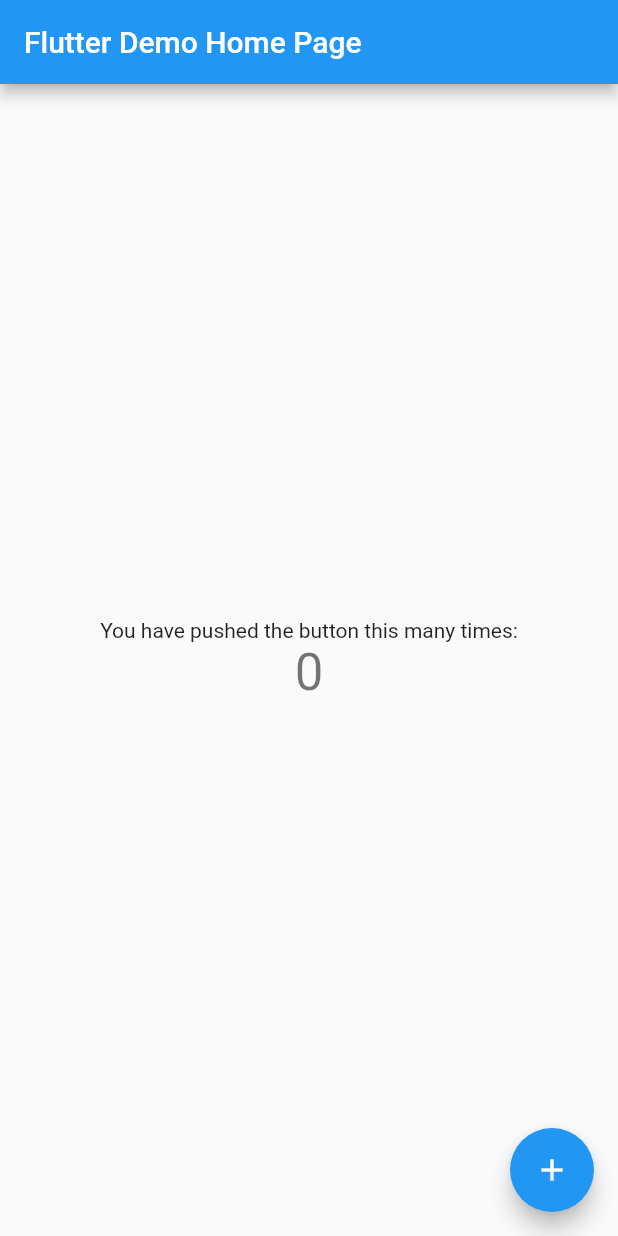
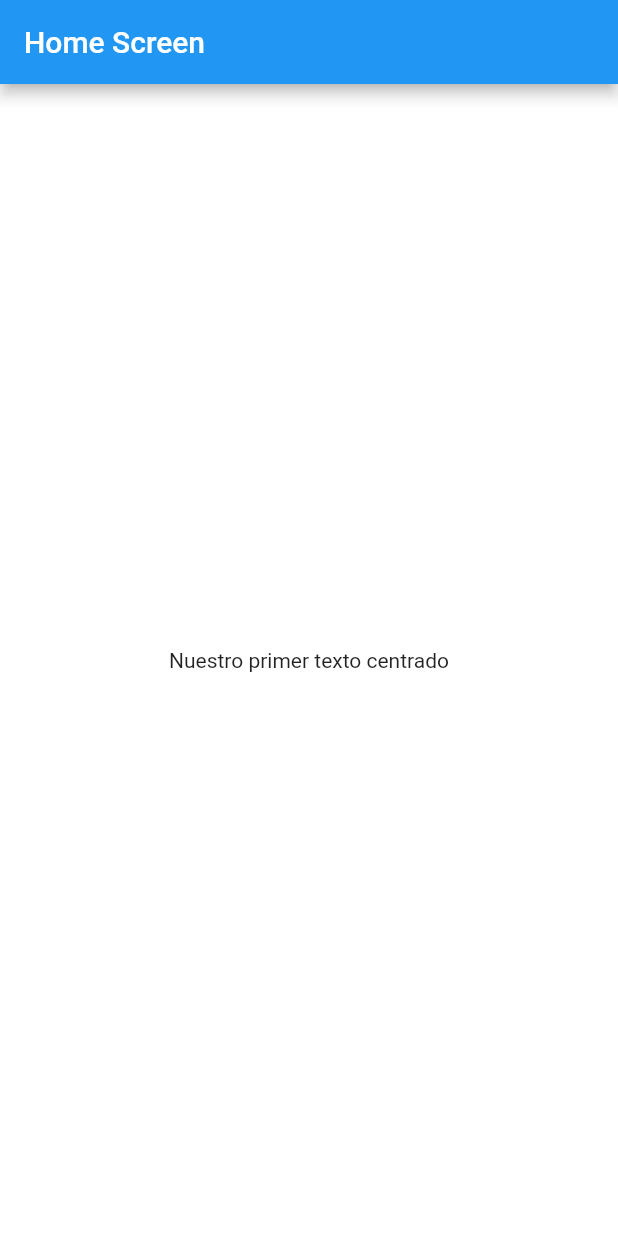
Before and after one commit to Kevinrodriguez-04/project_flutter_prueba, a Flutter app: the screen it shows after launch, on a phone screen of 412 x 824 dp. Run offline on Flutter 3.47's test engine with Material 2 defaults, Android fonts, the phone set to English and light mode, and no system bars.

Commit message:
Nuevo Home Screen

```diff
--- /dev/null
+++ b/flutter_application_1/lib/Screen/home_screen.dart
@@ -0,0 +1,24 @@
+
+import 'package:flutter/material.dart';
+
+class HomeScreen extends StatelessWidget{
+  const HomeScreen({Key? key}) : super(key: key);
+
+
+
+  @override
+  Widget build(BuildContext context) {
+    return Scaffold(
+    backgroundColor: Color.fromARGB(255, 255, 255, 255),
+    appBar: AppBar(
+      title: const Text('Home Screen'),
+    ),
+    body: const Center(
+    child: Text('Nuestro primer texto centrado'),
+  ),
+      );
+    // TODO: implement build
+
+  }
+
+}
--- /dev/null
+++ b/flutter_application_1/lib/Untitled-2.dart
@@ -0,0 +1,49 @@
+import 'package:flutter/material.dart';
+
+void main() {
+  runApp(const MyApp());
+}
+
+class MyApp extends StatelessWidget {
+  const MyApp({Key? key}) : super(key: key);
+
+
+  @override
+  Widget build(BuildContext context) {
+    return MaterialApp(
+      title: 'Flutter Demo',
+      theme: ThemeData(
+
+        primarySwatch: Colors.blue,
+      ),
+      home: const MyHomePage(title: 'Flutter Demo Home Page'),
+    );
+  }
+}
+
+class MyHomePage extends StatefulWidget {
+  const MyHomePage({Key? key, required this.title}) : super(key: key);
+
+
+
+  final String title;
+
+  @override
+  State<MyHomePage> createState() => _MyHomePageState();
+}
+
+class _MyHomePageState extends State<MyHomePage> {
+  int _counter = 0;
+
+  void _incrementCounter() {
+    setState(() {
+
+      _counter++;
+    });
+  }
+
+  @override
+  Widget build(BuildContext context) {
+
+    return Scaffold(
+      appBar: AppBar(
--- a/flutter_application_1/lib/main.dart
+++ b/flutter_application_1/lib/main.dart
@@ -1,76 +1,20 @@
+
 import 'package:flutter/material.dart';
-
-void main() {
-  runApp(const MyApp());
+import 'package:flutter_application_1/Screen/home_screen.dart';
+void main(){
+runApp(MyApp());
 }
-
-class MyApp extends StatelessWidget {
-  const MyApp({Key? key}) : super(key: key);
+class MyApp extends StatelessWidget{
+  @override
+  Widget build (BuildContext context) {
+    // TODO: implement build
+    return  const MaterialApp(
 
 
-  @override
-  Widget build(BuildContext context) {
-    return MaterialApp(
-      title: 'Flutter Demo',
-      theme: ThemeData(
-
-        primarySwatch: Colors.blue,
-      ),
-      home: const MyHomePage(title: 'Flutter Demo Home Page'),
+        title: 'PROYECTO MOVIL',
+  debugShowCheckedModeBanner: false,
+  home: HomeScreen()
     );
   }
+
 }
-
-class MyHomePage extends StatefulWidget {
-  const MyHomePage({Key? key, required this.title}) : super(key: key);
-
-
-
-  final String title;
-
-  @override
-  State<MyHomePage> createState() => _MyHomePageState();
-}
-
-class _MyHomePageState extends State<MyHomePage> {
-  int _counter = 0;
-
-  void _incrementCounter() {
-    setState(() {
-
-      _counter++;
-    });
-  }
-
-  @override
-  Widget build(BuildContext context) {
-
-    return Scaffold(
-      appBar: AppBar(
-
-        title: Text(widget.title),
-      ),
-      body: Center(
-
-        child: Column(
-
-          mainAxisAlignment: MainAxisAlignment.center,
-          children: <Widget>[
-            const Text(
-              'You have pushed the button this many times:',
-            ),
-            Text(
-              '$_counter',
-              style: Theme.of(context).textTheme.headline4,
-            ),
-          ],
-        ),
-      ),
-      floatingActionButton: FloatingActionButton(
-        onPressed: _incrementCounter,
-        tooltip: 'Increment',
-        child: const Icon(Icons.add),
-      ),
-    );
-  }
-}
```
